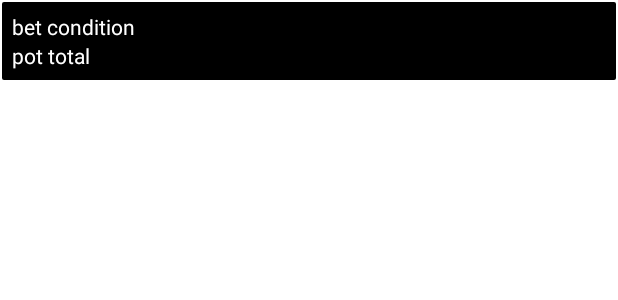
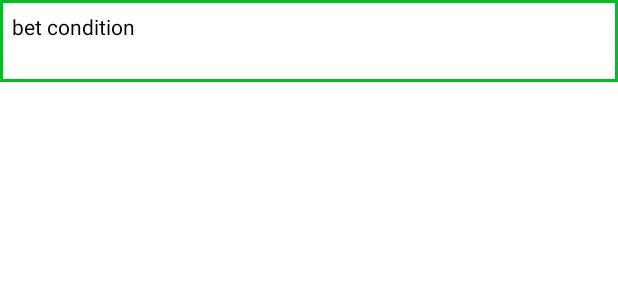
Before and after one commit to csmith845/EzBet, an Android app: the layout bet_list_layout.xml on its own in the app's theme, with its tools: preview values and no code run, on a phone screen of 412 x 824 dp. Shown: the top 300 px of the screen. Run offline under Robolectric (Android 15) with nearby library versions, the phone set to English and light mode, and no system bars.

Commit message:
ui update

```diff
--- a/app/src/main/res/drawable/rectangle.xml
+++ b/app/src/main/res/drawable/rectangle.xml
@@ -5,17 +5,17 @@
     <!-- View background color -->
 
     <solid
-        android:color="@color/black"
+        android:color="@color/white"
         />
     <!-- View border color and width -->
     <stroke
-        android:width="1dp"
-        android:color="@color/white" >
+        android:width="2dp"
+        android:color="@color/colorPrimary" >
     </stroke>
 
     <!-- The radius makes the corners rounded -->
     <corners
-        android:radius="2dp"   >
+        android:radius="0dp"   >
     </corners>
 
 </shape>
--- a/app/src/main/res/layout/bet_list_layout.xml
+++ b/app/src/main/res/layout/bet_list_layout.xml
@@ -9,7 +9,7 @@
     >
 
     <TextView
-        android:textColor="@color/white"
+        android:textColor="@color/black"
         android:id="@+id/bet_title"
         android:layout_width="match_parent"
         android:layout_height="wrap_content"
--- a/app/src/main/res/values/themes.xml
+++ b/app/src/main/res/values/themes.xml
@@ -1,6 +1,6 @@
 <resources xmlns:tools="http://schemas.android.com/tools">
     <!-- Base application theme. -->
-    <style name="Theme.EasyBet" parent="Theme.MaterialComponents.DayNight.DarkActionBar">
+    <style name="Theme.EasyBet" parent="Theme.MaterialComponents.Light.DarkActionBar">
         <!-- Primary brand color. -->
         <item name="colorPrimary">@color/colorPrimary</item>
         <item name="colorPrimaryVariant">@color/colorPrimary</item>
```
